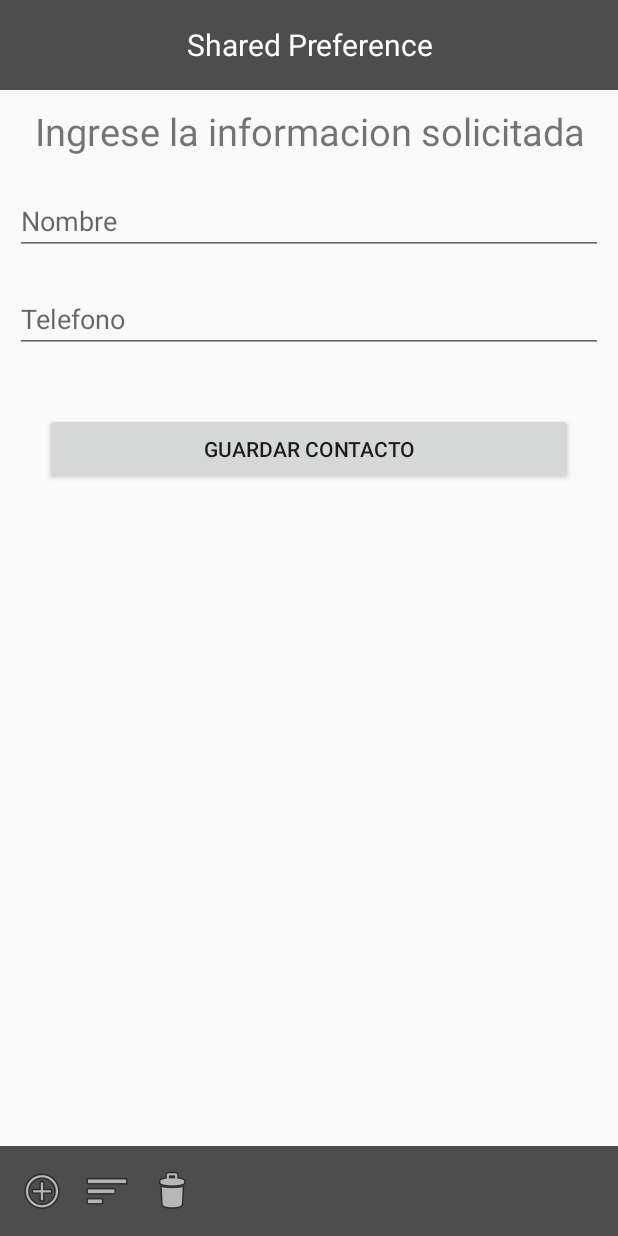
After one commit to ImErick/Practica8, an Android app: the fragment FragmentAddUser placed in its activity, on a phone screen of 412 x 824 dp. The commit adds this screen. Run offline under Robolectric (Android 15) with nearby library versions, the phone set to English and light mode, and no system bars.

Commit message:
completed add user fragment, I need to validate the input and save in shared preferences

```diff
--- /dev/null
+++ b/app/src/main/java/mx/iteso/erickgarcia/practica8/FragmentAddUser.java
@@ -0,0 +1,21 @@
+package mx.iteso.erickgarcia.practica8;
+
+import android.app.Fragment;
+import android.os.Bundle;
+import android.support.annotation.Nullable;
+import android.view.LayoutInflater;
+import android.view.View;
+import android.view.ViewGroup;
+
+/**
+ * Created by erickgarcia on 10/03/18
+ */
+
+public class FragmentAddUser extends Fragment {
+
+    @Nullable
+    @Override
+    public View onCreateView(LayoutInflater inflater, @Nullable ViewGroup container, Bundle savedInstanceState) {
+        return inflater.inflate(R.layout.fragment_add_user, container, false);
+    }
+}
--- a/app/src/main/java/mx/iteso/erickgarcia/practica8/SharedPreferenceActivity.java
+++ b/app/src/main/java/mx/iteso/erickgarcia/practica8/SharedPreferenceActivity.java
@@ -1,18 +1,39 @@
 package mx.iteso.erickgarcia.practica8;
 
+import android.app.Fragment;
+import android.app.FragmentManager;
+import android.app.FragmentTransaction;
 import android.os.Bundle;
 import android.support.annotation.Nullable;
 import android.support.v7.app.AppCompatActivity;
+import android.view.View;
+import android.widget.ImageButton;
 
 /**
  * Created by erickgarcia on 10/03/18
  */
 
 public class SharedPreferenceActivity extends AppCompatActivity{
+    ImageButton imageButtonList, imageButtonAdd, imageButtonDeleteAll;
 
     @Override
     protected void onCreate(@Nullable Bundle savedInstanceState) {
         super.onCreate(savedInstanceState);
         setContentView(R.layout.shared_preference_activity);
+
+        imageButtonAdd = (ImageButton) findViewById(R.id.imageButton_add);
+        imageButtonList = (ImageButton) findViewById(R.id.imageButton_list);
+        imageButtonDeleteAll = (ImageButton) findViewById(R.id.imageButton_delete);
+
+        imageButtonAdd.setOnClickListener(new View.OnClickListener() {
+            @Override
+            public void onClick(View view) {
+                FragmentManager fragmentManager = getFragmentManager();
+                FragmentTransaction fragmentTransaction = fragmentManager.beginTransaction();
+                Fragment fragment = new FragmentAddUser();
+                fragmentTransaction.add(R.id.main_frameLayout, fragment);
+                fragmentTransaction.commit();
+            }
+        });
     }
 }
--- /dev/null
+++ b/app/src/main/res/layout/fragment_add_user.xml
@@ -0,0 +1,36 @@
+<?xml version="1.0" encoding="utf-8"?>
+<LinearLayout xmlns:android="http://schemas.android.com/apk/res/android"
+    android:layout_width="match_parent"
+    android:layout_height="match_parent"
+    android:orientation="vertical">
+
+    <TextView
+        android:id="@+id/textView2"
+        android:layout_width="match_parent"
+        android:layout_height="wrap_content"
+        android:text="@string/header_fragment_add"
+        android:textSize="25sp"
+        android:layout_margin="10sp"
+        android:gravity="center"/>
+
+    <EditText
+        android:id="@+id/editTextName"
+        android:layout_width="match_parent"
+        android:layout_height="wrap_content"
+        android:layout_margin="10sp"
+        android:hint="@string/hint_name"/>
+
+    <EditText
+        android:id="@+id/editTextPhone"
+        android:layout_width="match_parent"
+        android:layout_height="wrap_content"
+        android:layout_margin="10sp"
+        android:inputType="phone"
+        android:hint="@string/hint_phone"/>
+
+    <Button
+        android:layout_width="match_parent"
+        android:layout_height="wrap_content"
+        android:text="@string/btn_fragment_add"
+        android:layout_margin="30sp"/>
+</LinearLayout>
--- a/app/src/main/res/layout/shared_preference_activity.xml
+++ b/app/src/main/res/layout/shared_preference_activity.xml
@@ -8,4 +8,11 @@
 
     <include layout="@layout/layout_footer"
         android:id="@+id/layoutFooter"/>
+
+    <FrameLayout
+        android:id="@+id/main_frameLayout"
+        android:layout_width="match_parent"
+        android:layout_height="match_parent"
+        android:layout_above="@+id/layoutFooter"
+        android:layout_below="@+id/layoutHeader" />
 </RelativeLayout>
--- a/app/src/main/res/values/strings.xml
+++ b/app/src/main/res/values/strings.xml
@@ -2,4 +2,8 @@
     <string name="app_name">Practica8</string>
     <string name="txt_main">PERSISTENCIA DE DATOS</string>
     <string name="btn_main">Shared Preference</string>
+    <string name="hint_name">Nombre</string>
+    <string name="hint_phone">Telefono</string>
+    <string name="btn_fragment_add">guardar contacto</string>
+    <string name="header_fragment_add">Ingrese la informacion solicitada</string>
 </resources>
```
